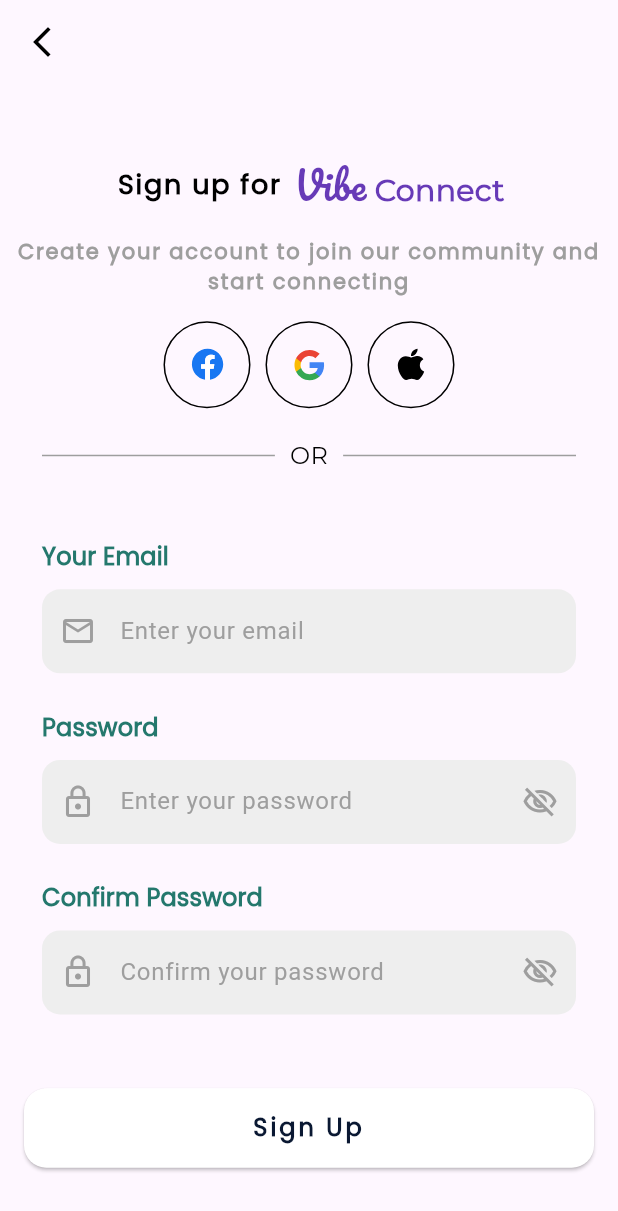
After one commit to cybersleuth0/Vibe-Connect, a Flutter app: the SignInPage screen opened by its route, after a tap on "Sign Up", on a phone screen of 412 x 824 dp. The commit adds this screen. Shown: the top 1211 px of the screen. Run offline on Flutter 3.47's test engine with Material 3 defaults, Android fonts, the phone set to English and light mode, and no system bars; drawn by our look-alikes of flutter_animate; our stand-ins replace firebase_auth, firebase_core, flutter_svg; accounts and stored records are empty.

Commit message:
feat: Integrate Firebase and add user registration
This commit integrates Firebase for backend services, introduces a new `SignUpPage` for user registration, and refactors the project structure for better organization.

### Key Changes:

-   **Firebase Integration:**
    -   Added Firebase dependencies: `firebase_core`, `firebase_auth`, and `cloud_firestore`.
    -   Configured Firebase for Android, iOS, macOS, Windows, and Web platforms by adding `firebase.json`, `lib/firebase_options.dart`, and `android/app/google-services.json`.
    -   Updated Gradle files (`settings.gradle.kts`, `app/build.gradle.kts`) to include the Google Services plugin for Android.
    -   Added native plugin registration for Windows and macOS.

-   **New `SignUpPage` (`Screens/Auth/SignUp.dart`):**
    -   Created a new, fully animated screen for user registration with email and password.
    -   Includes fields for email, password, and password confirmation with visibility toggles.
    -   Implements user registration logic using `FirebaseAuth` (`createUserWithEmailAndPassword`).
    -   Provides user feedback for success, loading states, and specific errors (e.g., 'email-already-in-use', 'weak-password').
    -   On successful registration, the user is navigated to the `HomePage`.
    -   Added social sign-up options (UI only) and a link to navigate to the `SignInPage`.

-   **Authentication & Data:**
    -   **`Firebase_repository.dart`**: Introduced a new repository to handle Firebase authentication logic, starting with a `registerUser` function.
    -   **Added New Dependencies**:
        -   `flutter_bloc` for future state management.
        -   `shared_preferences` for local data persistence.
        -   `dio` for network requests.

-   **Project Structure and Routing Refactor:**
    -   **File Organization**: Reorganized screen files into a structured directory (`Screens/Auth`, `Screens/Core`, `Screens/Chat`, `Screens/Onboarding`).
    -   **`appconstants.dart`**:
        -   Updated `import` statements to reflect the new file structure.
        -   Refactored route names for clarity (e.g., `/` for splash, `/dashboard` for home).
        -   Added `ROUTE_SIGNUPPAGE` and connected it to the new `SignUpPage` in `onGenerateRoute`.
    -   **`SignIn.dart`**: Added a "Sign Up" text button to navigate to the newly created `SignUpPage`.

```diff
--- /dev/null
+++ b/lib/Data/Remote/Repository/Firebase_repository.dart
@@ -0,0 +1,16 @@
+import 'package:firebase_auth/firebase_auth.dart';
+
+// Provider registration with Firebase
+Future<bool> registerUser({required String email, required String password}) async {
+  try {
+    final FirebaseAuth auth = FirebaseAuth.instance;
+    // Register with Firebase only
+    await auth.createUserWithEmailAndPassword(email: email, password: password);
+
+    return true;
+  } on FirebaseAuthException {
+    rethrow;
+  } catch (e) {
+    rethrow;
+  }
+}
--- a/lib/Screens/SignIn.dart
+++ b/lib/Screens/Auth/SignIn.dart
@@ -3,7 +3,7 @@ import 'package:flutter/services.dart';
 import 'package:flutter_animate/flutter_animate.dart';
 import 'package:flutter_svg/svg.dart';
 
-import '../utils/AppConstants/appconstants.dart';
+import '../../../utils/AppConstants/appconstants.dart';
 
 class SignInPage extends StatelessWidget {
   const SignInPage({super.key});
@@ -302,6 +302,39 @@ class SignInPage extends StatelessWidget {
                   ),
                 ),
               ).animate().fade(duration: 500.ms, delay: 900.ms),
+              SizedBox(height: MediaQuery.of(context).size.height * 0.02),
+              // Don't have an account?
+              Row(
+                mainAxisAlignment: MainAxisAlignment.center,
+                children: [
+                  const Text(
+                    "Don't have an account?",
+                    style: TextStyle(
+                      fontSize: 14,
+                      fontWeight: FontWeight.bold,
+                      color: Colors.grey,
+                      fontFamily: 'Poppins',
+                    ),
+                  ),
+                  TextButton(
+                    onPressed: () {
+                      Navigator.pushNamed(
+                        context,
+                        AppRoutes.ROUTE_SIGNUPPAGE,
+                      );
+                    },
+                    child: const Text(
+                      "Sign Up",
+                      style: TextStyle(
+                        fontSize: 14,
+                        fontWeight: FontWeight.bold,
+                        color: Color(0xff24786D),
+                        fontFamily: 'Poppins',
+                      ),
+                    ),
+                  ),
+                ],
+              ).animate().fade(duration: 500.ms, delay: 1000.ms),
             ],
           ),
         ),
--- /dev/null
+++ b/lib/Screens/Auth/SignUp.dart
@@ -0,0 +1,488 @@
+import 'package:flutter/material.dart';
+import 'package:flutter/services.dart';
+import 'package:flutter_animate/flutter_animate.dart';
+import 'package:flutter_svg/svg.dart';
+
+import '../../Data/Remote/Repository/Firebase_repository.dart';
+import '../../../utils/AppConstants/appconstants.dart';
+import 'package:firebase_auth/firebase_auth.dart';
+
+class SignUpPage extends StatefulWidget {
+  const SignUpPage({super.key});
+
+  @override
+  State<SignUpPage> createState() => _SignUpPageState();
+}
+
+class _SignUpPageState extends State<SignUpPage> {
+  final TextEditingController _emailController = TextEditingController();
+  final TextEditingController _passwordController = TextEditingController();
+  final TextEditingController _confirmPasswordController = TextEditingController();
+  bool _obscurePassword = true;
+  bool _obscureConfirmPassword = true;
+  bool _isLoading = false;
+
+  void _signUp() async {
+    // Capture context to avoid linting error
+    final BuildContext currentContext = context;
+
+    if (_passwordController.text != _confirmPasswordController.text) {
+      ScaffoldMessenger.of(currentContext).showSnackBar(
+        const SnackBar(
+          content: Text('Passwords do not match'),
+          backgroundColor: Colors.red,
+        ),
+      );
+      return;
+    }
+
+    setState(() {
+      _isLoading = true;
+    });
+
+    try {
+      await registerUser(
+        email: _emailController.text.trim(),
+        password: _passwordController.text,
+      );
+
+      // Show success message
+      ScaffoldMessenger.of(currentContext).showSnackBar(
+        const SnackBar(
+          content: Text('Account created successfully'),
+          backgroundColor: Colors.green,
+        ),
+      );
+
+      // Navigate to home or sign in page
+      Navigator.pushNamedAndRemoveUntil(
+        currentContext,
+        AppRoutes.ROUTE_HOMEPAGE,
+        (route) => false,
+      );
+    } on FirebaseAuthException catch (e) {
+      String errorMessage = 'An error occurred';
+      if (e.code == 'email-already-in-use') {
+        errorMessage = 'Email is already registered';
+      } else if (e.code == 'invalid-email') {
+        errorMessage = 'Invalid email address';
+      } else if (e.code == 'weak-password') {
+        errorMessage = 'Password is too weak';
+      }
+
+      ScaffoldMessenger.of(currentContext).showSnackBar(
+        SnackBar(
+          content: Text(errorMessage),
+          backgroundColor: Colors.red,
+        ),
+      );
+    } catch (e) {
+      ScaffoldMessenger.of(currentContext).showSnackBar(
+        const SnackBar(
+          content: Text('An unexpected error occurred'),
+          backgroundColor: Colors.red,
+        ),
+      );
+    } finally {
+      setState(() {
+        _isLoading = false;
+      });
+    }
+  }
+
+  @override
+  Widget build(BuildContext context) {
+    return Scaffold(
+      resizeToAvoidBottomInset: true,
+      appBar: AppBar(
+        systemOverlayStyle: const SystemUiOverlayStyle(
+          statusBarIconBrightness: Brightness.dark, // For Android (dark icons)
+          statusBarBrightness: Brightness.light, // For iOS (dark icons)
+        ),
+        backgroundColor: Colors.transparent,
+        elevation: 0,
+        automaticallyImplyLeading: false,
+        leading: IconButton(
+          icon: const Icon(Icons.arrow_back_ios_new, color: Colors.black),
+          onPressed: () {
+            // Navigate back to the previous screen
+            Navigator.of(context).pop();
+          },
+        ),
+      ),
+      body: Padding(
+        padding: const EdgeInsets.all(8.0),
+        child: SingleChildScrollView(
+          physics: const ClampingScrollPhysics(),
+          child: Column(
+            crossAxisAlignment: CrossAxisAlignment.stretch,
+            children: [
+              //Sign Up to vibeConnect
+              SizedBox(height: MediaQuery.of(context).size.height * 0.05),
+              Row(
+                mainAxisAlignment: MainAxisAlignment.center,
+                children: [
+                  const Text(
+                    "Sign up for ",
+                    textAlign: TextAlign.center,
+                    style: TextStyle(
+                      fontSize: 18,
+                      fontWeight: FontWeight.bold,
+                      color: Colors.black,
+                      fontFamily: 'Poppins',
+                      letterSpacing: 1.2,
+                    ),
+                  ),
+                  const SizedBox(width: 5),
+                  Hero(
+                    tag: "splash",
+                    child: const Text.rich(
+                      TextSpan(
+                        text: "Vibe",
+                        style: TextStyle(
+                          fontFamily: "Pacifico",
+                          color: Colors.deepPurple,
+                          fontSize: 25,
+                          // fontWeight: FontWeight.w900,
+                        ),
+                        children: [
+                          TextSpan(
+                            text: " Connect",
+                            style: TextStyle(
+                              fontFamily: 'Montserrat',
+                              color: Colors.deepPurple,
+                              fontSize: 20,
+                              fontWeight: FontWeight.bold,
+                            ),
+                          ),
+                        ],
+                      ),
+                    ).animate().fadeIn(duration: 500.ms),
+                  ),
+                ],
+              ).animate().slideX(duration: 500.ms, begin: -1),
+              SizedBox(height: MediaQuery.of(context).size.height * 0.02),
+              //Welcome Text
+              const Text(
+                "Create your account to join our community and start connecting",
+                textAlign: TextAlign.center,
+                style: TextStyle(
+                  fontSize: 14,
+                  fontWeight: FontWeight.bold,
+                  color: Colors.grey,
+                  fontFamily: 'Poppins',
+                  letterSpacing: 1.2,
+                ),
+              ).animate().fade(duration: 600.ms, delay: 200.ms),
+              SizedBox(height: MediaQuery.of(context).size.height * 0.02),
+              //icons for signup
+              Row(
+                mainAxisAlignment: MainAxisAlignment.center,
+                children: [
+                  Container(
+                    decoration: BoxDecoration(
+                      shape: BoxShape.circle,
+                      border: Border.all(color: Colors.black, width: 1.0),
+                    ),
+                    child: ClipOval(
+                      child: Padding(
+                        padding: const EdgeInsets.all(8.0),
+                        child: SvgPicture.asset(
+                          "lib/assets/icons/Facebook.svg",
+                          height: 40,
+                          width: 40,
+                        ),
+                      ),
+                    ),
+                  ).animate().scale(duration: 400.ms, delay: 300.ms),
+                  const SizedBox(width: 10),
+                  Container(
+                    decoration: BoxDecoration(
+                      shape: BoxShape.circle,
+                      border: Border.all(color: Colors.black, width: 1.0),
+                    ),
+                    child: ClipOval(
+                      child: Padding(
+                        padding: const EdgeInsets.all(8.0),
+                        child: SvgPicture.asset(
+                          "lib/assets/icons/Google_Pay.svg",
+                          height: 40,
+                          width: 40,
+                        ),
+                      ),
+                    ),
+                  ).animate().scale(duration: 400.ms, delay: 400.ms),
+                  const SizedBox(width: 10),
+                  Container(
+                    decoration: BoxDecoration(
+                      shape: BoxShape.circle,
+                      border: Border.all(color: Colors.black, width: 1.0),
+                    ),
+                    child: ClipOval(
+                      child: Padding(
+                        padding: const EdgeInsets.all(8.0),
+                        child: SvgPicture.asset(
+                          "lib/assets/icons/Apple.svg",
+                          colorFilter: const ColorFilter.mode(Colors.black, BlendMode.srcIn),
+                          height: 40,
+                          width: 40,
+                        ),
+                      ),
+                    ),
+                  ).animate().scale(duration: 400.ms, delay: 500.ms),
+                ],
+              ),
+              // horizontal line
+              const Padding(
+                padding: EdgeInsets.all(20),
+                child: Row(
+                  children: [
+                    Expanded(child: Divider(color: Colors.grey, thickness: 1)),
+                    Padding(
+                      padding: EdgeInsets.symmetric(horizontal: 10),
+                      child: Text(
+                        "OR",
+                        style: TextStyle(
+                          fontFamily: 'Montserrat',
+                          color: Colors.black,
+                          fontSize: 16,
+                          fontWeight: FontWeight.w500,
+                        ),
+                      ),
+                    ),
+                    Expanded(child: Divider(color: Colors.grey, thickness: 1)),
+                  ],
+                ),
+              ),
+              SizedBox(height: MediaQuery.of(context).size.height * 0.03),
+              //Signup with mail
+              Padding(
+                padding: const EdgeInsets.symmetric(horizontal: 20),
+                child: Column(
+                  crossAxisAlignment: CrossAxisAlignment.start,
+                  children: [
+                    const Text(
+                      "Your Email",
+                      style: TextStyle(
+                        fontFamily: 'Poppins',
+                        color: Color(0xff24786d), // Fixed hex color typo
+                        fontSize: 16,
+                        fontWeight: FontWeight.w700,
+                        letterSpacing: 0.1,
+                      ),
+                    ),
+                    const SizedBox(height: 10),
+                    TextField(
+                      controller: _emailController,
+                      onTapOutside: (_) => FocusManager.instance.primaryFocus?.unfocus(),
+                      decoration: InputDecoration(
+                        prefixIcon: const Icon(Icons.email_outlined, color: Colors.grey),
+                        hintText: "Enter your email",
+                        hintStyle: TextStyle(color: Colors.grey.shade500),
+                        filled: true,
+                        fillColor: Colors.grey.shade200,
+                        border: OutlineInputBorder(
+                          borderRadius: BorderRadius.circular(12.0),
+                          borderSide: BorderSide.none,
+                        ),
+                        focusedBorder: OutlineInputBorder(
+                          borderRadius: BorderRadius.circular(12.0),
+                          borderSide: const BorderSide(color: Colors.green, width: 2),
+                        ),
+                      ),
+                      keyboardType: TextInputType.emailAddress,
+                    ),
+                  ],
+                ),
+              ).animate().slideX(duration: 500.ms, begin: -1, delay: 600.ms),
+              SizedBox(height: MediaQuery.of(context).size.height * 0.03),
+              //text field with password
+              Padding(
+                padding: const EdgeInsets.symmetric(horizontal: 20),
+                child: Column(
+                  crossAxisAlignment: CrossAxisAlignment.start,
+                  children: [
+                    const Text(
+                      "Password",
+                      style: TextStyle(
+                        fontFamily: 'Poppins',
+                        color: Color(0xff24786d), // Fixed hex color typo
+                        fontSize: 16,
+                        fontWeight: FontWeight.w700,
+                        letterSpacing: 0.1,
+                      ),
+                    ),
+                    const SizedBox(height: 10),
+                    TextField(
+                      controller: _passwordController,
+                      onTapOutside: (_) => FocusManager.instance.primaryFocus?.unfocus(),
+                      obscureText: _obscurePassword,
+                      decoration: InputDecoration(
+                        prefixIcon: const Icon(Icons.lock_outline, color: Colors.grey),
+                        hintText: "Enter your password",
+                        hintStyle: TextStyle(color: Colors.grey.shade500),
+                        filled: true,
+                        fillColor: Colors.grey.shade200,
+                        border: OutlineInputBorder(
+                          borderRadius: BorderRadius.circular(12.0),
+                          borderSide: BorderSide.none,
+                        ),
+                        focusedBorder: OutlineInputBorder(
+                          borderRadius: BorderRadius.circular(12.0),
+                          borderSide: const BorderSide(color: Colors.green, width: 2),
+                        ),
+                        suffixIcon: IconButton(
+                          icon: Icon(
+                            _obscurePassword
+                                ? Icons.visibility_off_outlined
+                                : Icons.visibility_outlined,
+                            color: Colors.grey,
+                          ),
+                          onPressed: () {
+                            setState(() {
+                              _obscurePassword = !_obscurePassword;
+                            });
+                          },
+                        ),
+                      ),
+                      keyboardType: TextInputType.visiblePassword,
+                    ),
+                  ],
+                ),
+              ).animate().slideX(duration: 500.ms, begin: 1, delay: 700.ms),
+              SizedBox(height: MediaQuery.of(context).size.height * 0.03),
+              //text field with confirm password
+              Padding(
+                padding: const EdgeInsets.symmetric(horizontal: 20),
+                child: Column(
+                  crossAxisAlignment: CrossAxisAlignment.start,
+                  children: [
+                    const Text(
+                      "Confirm Password",
+                      style: TextStyle(
+                        fontFamily: 'Poppins',
+                        color: Color(0xff24786d), // Fixed hex color typo
+                        fontSize: 16,
+                        fontWeight: FontWeight.w700,
+                        letterSpacing: 0.1,
+                      ),
+                    ),
+                    const SizedBox(height: 10),
+                    TextField(
+                      controller: _confirmPasswordController,
+                      onTapOutside: (_) => FocusManager.instance.primaryFocus?.unfocus(),
+                      obscureText: _obscureConfirmPassword,
+                      decoration: InputDecoration(
+                        prefixIcon: const Icon(Icons.lock_outline, color: Colors.grey),
+                        hintText: "Confirm your password",
+                        hintStyle: TextStyle(color: Colors.grey.shade500),
+                        filled: true,
+                        fillColor: Colors.grey.shade200,
+                        border: OutlineInputBorder(
+                          borderRadius: BorderRadius.circular(12.0),
+                          borderSide: BorderSide.none,
+                        ),
+                        focusedBorder: OutlineInputBorder(
+                          borderRadius: BorderRadius.circular(12.0),
+                          borderSide: const BorderSide(color: Colors.green, width: 2),
+                        ),
+                        suffixIcon: IconButton(
+                          icon: Icon(
+                            _obscureConfirmPassword
+                                ? Icons.visibility_off_outlined
+                                : Icons.visibility_outlined,
+                            color: Colors.grey,
+                          ),
+                          onPressed: () {
+                            setState(() {
+                              _obscureConfirmPassword = !_obscureConfirmPassword;
+                            });
+                          },
+                        ),
+                      ),
+                      keyboardType: TextInputType.visiblePassword,
+                    ),
+                  ],
+                ),
+              ).animate().slideX(duration: 500.ms, begin: -1, delay: 800.ms),
+              SizedBox(height: MediaQuery.of(context).size.height * 0.05),
+              Padding(
+                padding: const EdgeInsets.all(8.0),
+                child: _isLoading
+                    ? const Center(
+                        child: CircularProgressIndicator(
+                          valueColor: AlwaysStoppedAnimation<Color>(
+                            Color(0xFF69F0AE), // Light green accent
+                          ),
+                        ),
+                      )
+                    : ElevatedButton(
+                        style: ElevatedButton.styleFrom(
+                          padding: const EdgeInsets.symmetric(vertical: 15),
+                          backgroundColor: Colors.white,
+                          shape: RoundedRectangleBorder(
+                            borderRadius: BorderRadius.circular(15.0),
+                          ),
+                        ),
+                        onPressed: _signUp,
+                        child: const Text(
+                          "Sign Up",
+                          textAlign: TextAlign.center,
+                          style: TextStyle(
+                            fontFamily: 'Poppins',
+                            fontSize: 16,
+                            fontWeight: FontWeight.bold,
+                            letterSpacing: 2,
+                            color: Color(0xff0A1832),
+                          ),
+                        ),
+                      ),
+              ).animate().slideY(duration: 500.ms, begin: 1, delay: 900.ms),
+              SizedBox(height: MediaQuery.of(context).size.height * 0.02),
+              // Already have an account?
+              Row(
+                mainAxisAlignment: MainAxisAlignment.center,
+                children: [
+                  const Text(
+                    "Already have an account?",
+                    style: TextStyle(
+                      fontSize: 14,
+                      fontWeight: FontWeight.bold,
+                      color: Colors.grey,
+                      fontFamily: 'Poppins',
+                    ),
+                  ),
+                  TextButton(
+                    onPressed: () {
+                      Navigator.pushReplacementNamed(
+                        context,
+                        AppRoutes.ROUTE_SIGNINPAGE,
+                      );
+                    },
+                    child: const Text(
+                      "Sign In",
+                      style: TextStyle(
+                        fontSize: 14,
+                        fontWeight: FontWeight.bold,
+                        color: Color(0xff24786D),
+                        fontFamily: 'Poppins',
+                      ),
+                    ),
+                  ),
+                ],
+              ).animate().fade(duration: 500.ms, delay: 1000.ms),
+            ],
+          ),
+        ),
+      ),
+    );
+  }
+
+  @override
+  void dispose() {
+    _emailController.dispose();
+    _passwordController.dispose();
+    _confirmPasswordController.dispose();
+    super.dispose();
+  }
+}
--- a/lib/Screens/homepage.dart
+++ b/lib/Screens/Core/HomePage.dart
@@ -1,6 +1,6 @@
 import 'dart:ui' as dart_ui;
 
-import 'package:chat_app/utils/AppConstants/appconstants.dart';
+import '../../../utils/AppConstants/appconstants.dart';
 import 'package:flutter/material.dart';
 import 'package:flutter/services.dart';
 import 'package:flutter_animate/flutter_animate.dart';
--- a/lib/Screens/SplashScreen.dart
+++ b/lib/Screens/Core/SplashScreen.dart
@@ -1,4 +1,4 @@
-import 'package:chat_app/utils/AppConstants/appconstants.dart';
+import '../../../utils/AppConstants/appconstants.dart';
 import 'package:flutter/material.dart';
 import 'package:flutter_animate/flutter_animate.dart';
 
--- a/lib/Screens/onboarding.dart
+++ b/lib/Screens/Onboarding/OnboardingPage.dart
@@ -1,4 +1,4 @@
-import 'package:chat_app/utils/AppConstants/appconstants.dart';
+import '../../../utils/AppConstants/appconstants.dart';
 import 'package:flutter/material.dart';
 import 'package:flutter/services.dart';
 import 'package:flutter_animate/flutter_animate.dart';
--- a/lib/utils/AppConstants/appconstants.dart
+++ b/lib/utils/AppConstants/appconstants.dart
@@ -1,18 +1,19 @@
-import 'package:chat_app/Screens/homepage.dart';
 import 'package:chat_app/utils/custom_page_route.dart';
 import 'package:flutter/cupertino.dart';
 
-import '../../Screens/SignIn.dart';
-import '../../Screens/SplashScreen.dart';
-import '../../Screens/chatscreen.dart';
-import '../../Screens/onboarding.dart';
+import '../../Screens/Auth/SignIn.dart';
+import '../../Screens/Auth/SignUp.dart';
+import '../../Screens/Core/SplashScreen.dart';
+import '../../Screens/Chat/ChatScreen.dart';
+import '../../Screens/Core/HomePage.dart';
+import '../../Screens/Onboarding/OnboardingPage.dart';
 
 class AppRoutes {
-  static const String ROUTE_SPLASHPAGE = "/splash";
-  static const String ROUTE_ONBOARDINGPAGE = "/onboarding";
-  static const String ROUTE_SIGNINPAGE = "/signin";
-  static const String ROUTE_SIGNUPPAGE = "/signup";
-  static const String ROUTE_HOMEPAGE = "/home";
+  static const String ROUTE_SPLASHPAGE = "/";  // Root route
+  static const String ROUTE_ONBOARDINGPAGE = "/welcome";
+  static const String ROUTE_SIGNINPAGE = "/auth/login";
+  static const String ROUTE_SIGNUPPAGE = "/auth/register";
+  static const String ROUTE_HOMEPAGE = "/dashboard";
   static const String ROUTE_CHATSCREEN = "/chat";
 
   // OLD METHOD - Not used anymore but kept for reference
@@ -42,6 +43,11 @@ class AppRoutes {
           child: const SignInPage(),
           settings: settings,
         );
+      case ROUTE_SIGNUPPAGE:
+        return SlideUpPageRoute(
+          child: const SignUpPage(),
+          settings: settings,
+        );
       case ROUTE_HOMEPAGE:
         return FadePageRoute(
           child: const HomePage(),
--- a/pubspec.yaml
+++ b/pubspec.yaml
@@ -37,6 +37,12 @@ dependencies:
   flutter_animate: ^4.5.2
   google_fonts: ^6.3.1
   flutter_svg: ^2.2.1
+  cloud_firestore: ^6.1.0
+  firebase_auth: ^6.1.2
+  firebase_core: ^4.2.1
+  flutter_bloc: ^9.1.1
+  shared_preferences: ^2.5.4
+  dio: ^5.9.0
 
 dev_dependencies:
   flutter_test:
```
Also changed, not shown: firebase.json (added), lib/Screens/Chat/ChatScreen.dart (renamed from lib/Screens/chatscreen.dart), lib/firebase_options.dart (added), pubspec.lock, 6 other files.
